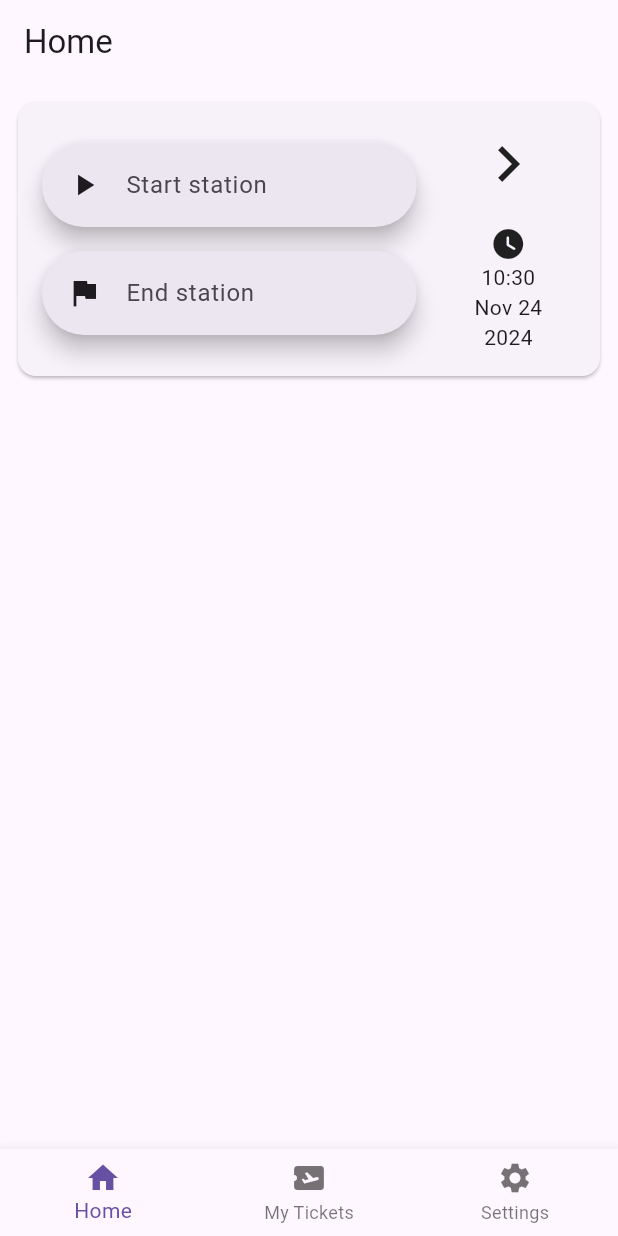
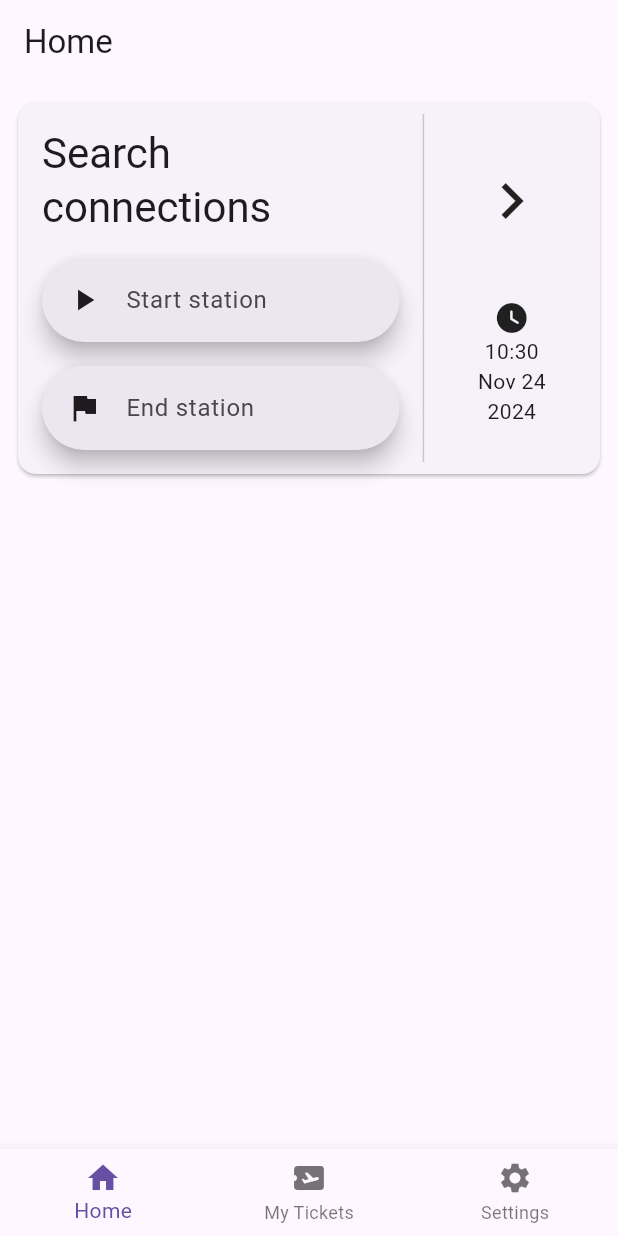
Before and after one commit to MinikPLayer/HackathonKrakow2024, a Flutter app: the screen it shows after launch, on a phone screen of 412 x 824 dp. Run offline on Flutter 3.47's test engine with Material 3 defaults, Android fonts, the phone set to English and light mode, and no system bars; our stand-ins replace flutter_datetime_picker_plus, group_button; generated files the repository leaves out were written again.

Commit message:
Added search connections text

```diff
--- a/lib/src/pages/landing_page.dart
+++ b/lib/src/pages/landing_page.dart
@@ -215,12 +215,19 @@ class _LandingPageState extends State<LandingPage> {
                         mainAxisSize: MainAxisSize.min,
                         mainAxisAlignment: MainAxisAlignment.start,
                         children: <Widget>[
+                          Padding(
+                            padding: const EdgeInsets.all(8.0),
+                            child: Text(
+                              'Search connections',
+                              style: Theme.of(context).textTheme.headlineMedium,
+                            ),
+                          ),
                           generateStationSearchBox(_startStationSearchController, 'Start station', Icons.play_arrow),
                           generateStationSearchBox(_endStationSearchController, 'End station', Icons.flag),
                         ],
                       ),
                     ),
-                    // const VerticalDivider(),
+                    const VerticalDivider(),
                     Expanded(
                       flex: 2,
                       child: Column(
@@ -229,7 +236,6 @@ class _LandingPageState extends State<LandingPage> {
                         mainAxisSize: MainAxisSize.min,
                         children: [
                           Expanded(
-                            flex: 2,
                             child: InkWell(
                               borderRadius: BorderRadius.circular(8.0),
                               child: const Icon(
@@ -240,7 +246,6 @@ class _LandingPageState extends State<LandingPage> {
                             ),
                           ),
                           Expanded(
-                            flex: 3,
                             child: InkWell(
                               borderRadius: BorderRadius.circular(8.0),
                               child: Padding(
```
